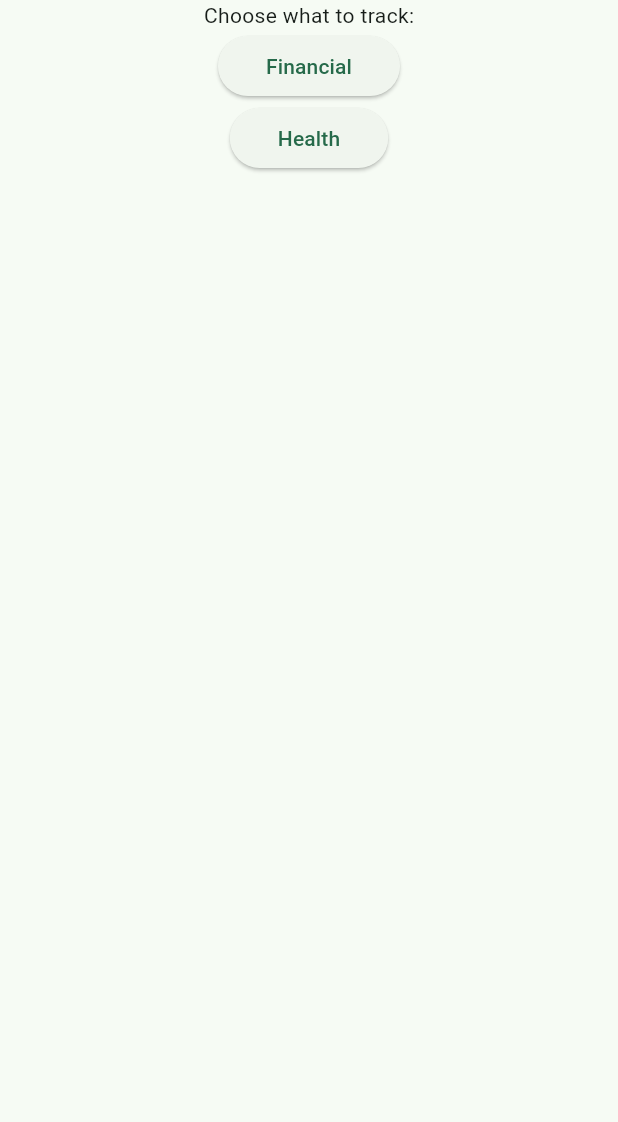
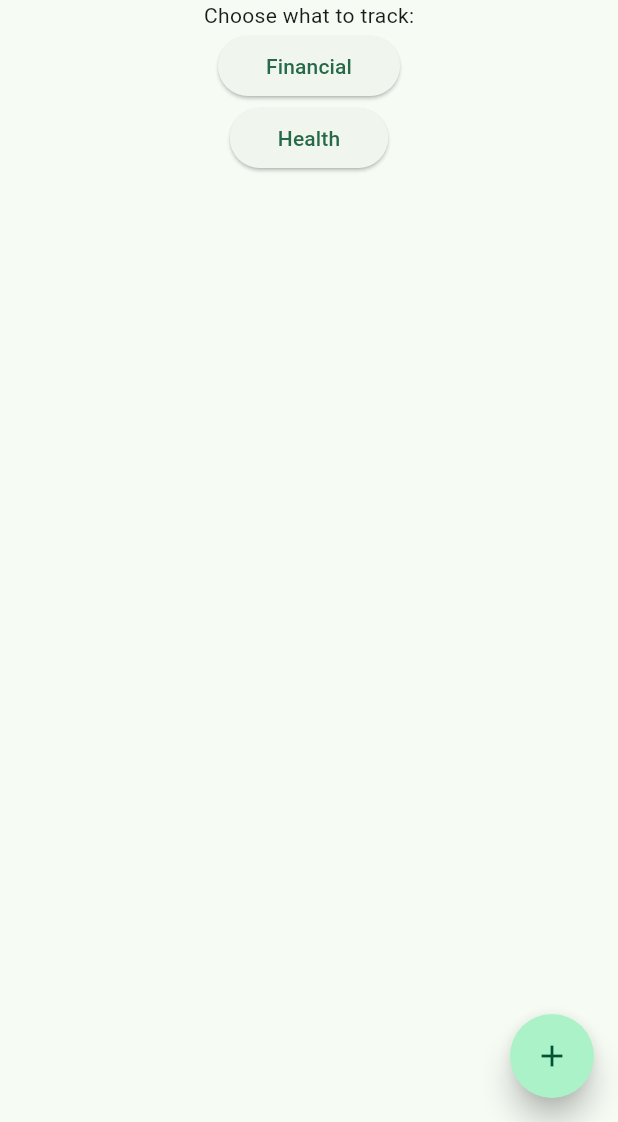
Before and after one commit to dimejune13/lifetracker, a Flutter app: the screen it shows after launch, on a phone screen of 412 x 824 dp, the part 114-1236 px from its top. Run offline on Flutter 3.47's test engine with Material 3 defaults, Android fonts, the phone set to English and light mode, and no system bars; drawn by our look-alikes of flutter_speed_dial.

Commit message:
Brought back speed dial floating action button and added financial route to it

```diff
--- a/lib/main.dart
+++ b/lib/main.dart
@@ -1,4 +1,6 @@
 import 'package:flutter/material.dart';
+import 'package:flutter_speed_dial/flutter_speed_dial.dart';
+
 import 'package:lifetracker/src/features/financial/presentation/route.dart';
 
 void main() {
@@ -31,6 +33,32 @@ class MyHomePage extends StatefulWidget {
 }
 
 class _MyHomePageState extends State<MyHomePage> {
+
+  var renderOverlay = true;
+  var visible = true;
+  var switchLabelPosition = false;
+  var extend = false;
+  var mini = false;
+  var rmicons = false;
+  var customDialRoot = false;
+  var closeManually = false;
+  var useRAnimation = true;
+  var isDialOpen = ValueNotifier<bool>(false);
+  var speedDialDirection = SpeedDialDirection.up;
+  var buttonSize = const Size(56.0, 56.0);
+  var childrenButtonSize = const Size(56.0, 56.0);
+  var selectedfABLocation = FloatingActionButtonLocation.endDocked;
+  var items = [
+    FloatingActionButtonLocation.startFloat,
+    FloatingActionButtonLocation.startDocked,
+    FloatingActionButtonLocation.centerFloat,
+    FloatingActionButtonLocation.endFloat,
+    FloatingActionButtonLocation.endDocked,
+    FloatingActionButtonLocation.startTop,
+    FloatingActionButtonLocation.centerTop,
+    FloatingActionButtonLocation.endTop,
+  ];
+
 
   @override
   Widget build(BuildContext context) {
@@ -80,6 +108,82 @@ class _MyHomePageState extends State<MyHomePage> {
           ),
         ),
       ),
+      floatingActionButton: SpeedDial(
+          // animatedIcon: AnimatedIcons.menu_close,
+          // animatedIconTheme: IconThemeData(size: 22.0),
+          // child: Text("open"),
+          // activeChild: Text("close"),
+          icon: Icons.add,
+          activeIcon: Icons.close,
+          spacing: 3,
+          mini: mini,
+          openCloseDial: isDialOpen,
+          childPadding: const EdgeInsets.all(5),
+          spaceBetweenChildren: 4,
+          dialRoot: customDialRoot
+              ? (ctx, open, toggleChildren) {
+                  return ElevatedButton(
+                    onPressed: toggleChildren,
+                    style: ElevatedButton.styleFrom(
+                      backgroundColor: Colors.blue[900],
+                      padding: const EdgeInsets.symmetric(
+                          horizontal: 22, vertical: 18),
+                    ),
+                    child: const Text(
+                      "Custom Dial Root",
+                      style: TextStyle(fontSize: 17),
+                    ),
+                  );
+                }
+              : null,
+          buttonSize:
+              buttonSize,
+          label: extend
+              ? const Text("Open")
+              : null,
+          activeLabel: extend ? const Text("Close") : null,
+
+          childrenButtonSize: childrenButtonSize,
+          visible: visible,
+          direction: speedDialDirection,
+          switchLabelPosition: switchLabelPosition,
+
+          closeManually: closeManually,
+
+          renderOverlay: renderOverlay,
+          // overlayColor: Colors.black,
+          // overlayOpacity: 0.5,
+          onOpen: () => debugPrint('OPENING DIAL'),
+          onClose: () => debugPrint('DIAL CLOSED'),
+          useRotationAnimation: useRAnimation,
+          tooltip: 'Open Speed Dial',
+          heroTag: 'speed-dial-hero-tag',
+          // foregroundColor: Colors.black,
+          // backgroundColor: Colors.white,
+          // activeForegroundColor: Colors.red,
+          // activeBackgroundColor: Colors.blue,
+          elevation: 8.0,
+          animationCurve: Curves.elasticInOut,
+          isOpenOnStart: false,
+          shape: customDialRoot
+              ? const RoundedRectangleBorder()
+              : const StadiumBorder(),
+          // childMargin: EdgeInsets.symmetric(horizontal: 10, vertical: 5),
+          children: [
+            SpeedDialChild(
+              child: const Icon(Icons.attach_money),
+              backgroundColor: Colors.red,
+              foregroundColor: Colors.white,
+              label: 'Finance',
+              onTap: () {
+                Navigator.push(
+                  context,
+                  MaterialPageRoute(builder: (context) => FinancialRoute())
+                );
+              },
+            ),
+          ],
+        ),
     );
   }
 }
```
